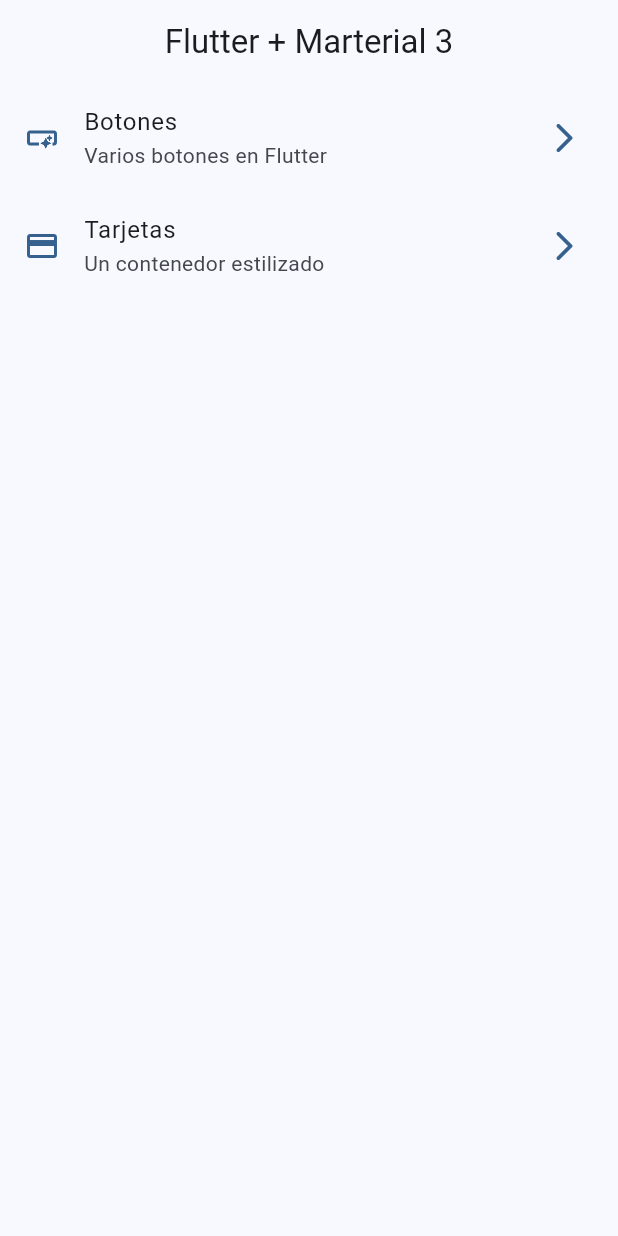
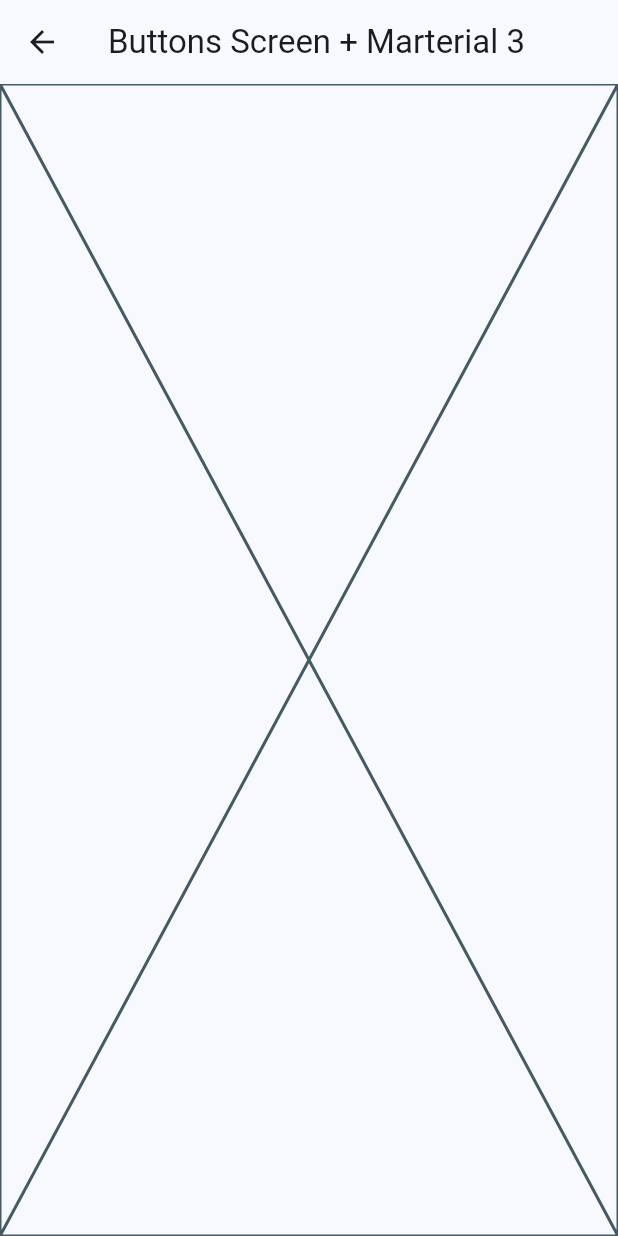
Before and after one commit to UN1T7D/widget_app, a Flutter app: the screen it shows after launch, after a tap on "Botones", on a phone screen of 412 x 824 dp. Run offline on Flutter 3.47's test engine with Material 3 defaults, Android fonts, the phone set to English and light mode, and no system bars.

```diff
--- a/lib/config/menu/menu_items.dart
+++ b/lib/config/menu/menu_items.dart
@@ -23,6 +23,6 @@ const appMenuItem = <MenuItems>[
   MenuItems(
       title: 'Tarjetas',
       subTitle: 'Un contenedor estilizado',
-      link: '/card',
+      link: '/cards',
       icon: Icons.credit_card),
 ];
--- a/lib/main.dart
+++ b/lib/main.dart
@@ -1,5 +1,7 @@
 import 'package:flutter/material.dart';
 import 'package:widget_app/config/theme/app_theme.dart';
+import 'package:widget_app/presentation/cards/cards_screen.dart';
+import 'package:widget_app/presentation/screens/buttons/buttons_screen.dart';
 import 'package:widget_app/presentation/screens/home/home_screen.dart';
 
 void main() {
@@ -14,7 +16,11 @@ class MainApp extends StatelessWidget {
     return MaterialApp(
       debugShowCheckedModeBanner: false,
       theme: AppTheme(selectedColor: 0).getTheme(),
-      home: const HomeScreen()
+      home: const HomeScreen(),
+      routes: {
+        '/buttons': (context) => const ButtonsScreen(),
+        '/cards': (context) => const CardsScreen(),
+      },
     );
   }
 }
--- /dev/null
+++ b/lib/presentation/screens/buttons/buttons_screen.dart
@@ -0,0 +1,15 @@
+import 'package:flutter/material.dart';
+
+class ButtonsScreen extends StatelessWidget {
+  const ButtonsScreen({Key? key}) : super(key: key);
+
+  @override
+  Widget build(BuildContext context) {
+    return Scaffold(
+      appBar: AppBar(
+        title: const Text('Buttons Screen + Marterial 3'),
+      ),
+      body: const Placeholder(),
+    );
+  }
+}
--- a/lib/presentation/screens/home/home_screen.dart
+++ b/lib/presentation/screens/home/home_screen.dart
@@ -52,8 +52,11 @@ class _CustomListTitle extends StatelessWidget {
       ),
       title: Text(menuItems.title),
       subtitle: Text(menuItems.subTitle),
-      onTap: (){
-        // TODO: Navegar a otras pantallas
+      onTap: () {
+        // Navigator.of(context).push(
+        //     MaterialPageRoute(builder: (context) => const ButtonsScreen()));
+
+        Navigator.pushNamed(context, menuItems.link);
       },
     );
   }
```
Also changed, not shown: lib/presentation/cards/cards_screen.dart (added, +15 -0 lines).
